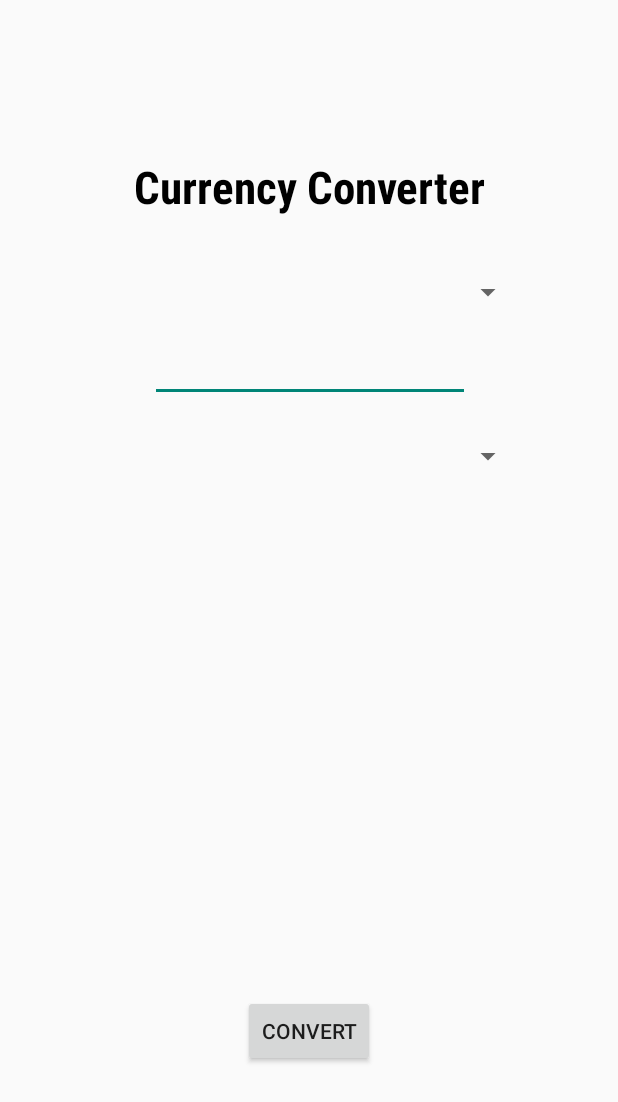
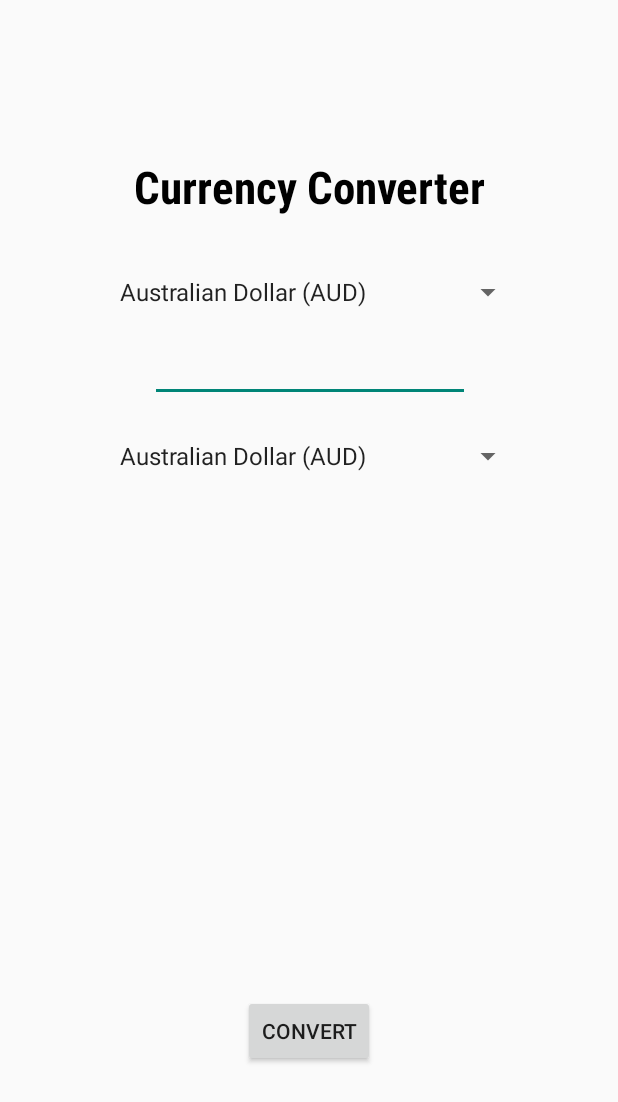
Before and after one commit to LamLieu/CurrencyConverter, an Android app: the screen it shows after launch (MainActivity), on a phone screen of 412 x 824 dp. Shown: the top 1102 px of the screen. Run offline under Robolectric (Android 15) with nearby library versions, the phone set to English and light mode, and no system bars.

Commit message:
Cleaned up some code

```diff
--- a/app/build.gradle
+++ b/app/build.gradle
@@ -33,5 +33,4 @@ dependencies {
     testImplementation 'junit:junit:4.12'
     androidTestImplementation 'com.android.support.test:runner:1.0.2'
     androidTestImplementation 'com.android.support.test.espresso:espresso-core:3.0.2'
-
 }
--- a/app/src/main/java/com/example/currencyconverter/MainActivity.java
+++ b/app/src/main/java/com/example/currencyconverter/MainActivity.java
@@ -43,11 +43,12 @@ public class MainActivity extends AppCompatActivity{
         // Gets currency-array from strings.xml
         Resources res = getResources();
         final String[] currencies = res.getStringArray(R.array.currency_array);
+        final String[] spinner_dropdown = res.getStringArray(R.array.spinner_dropdown);
 
         // Sets spinners
         spinner1 = (Spinner) findViewById(R.id.fromSpinner);
         spinner2 = (Spinner) findViewById(R.id.toSpinner);
-        adapter = new ArrayAdapter<String>(this, android.R.layout.simple_list_item_1);
+        adapter = new ArrayAdapter<String>(this, android.R.layout.simple_list_item_1, spinner_dropdown);
 
         // Sets convert amount
 
@@ -78,9 +79,10 @@ public class MainActivity extends AppCompatActivity{
 
             @Override
             public void onNothingSelected(AdapterView<?> parent) {
-
+                return;
             }
         });
+        /*
         Retrofit retrofit = new Retrofit.Builder()
                 .baseUrl(UrlManager.BASE_URL)
                 .addConverterFactory(GsonConverterFactory.create())
@@ -94,13 +96,13 @@ public class MainActivity extends AppCompatActivity{
             @Override
             public void onResponse(Call<List<Currency>> call, Response<List<Currency>> response) {
                 List<Currency> currencies = response.body();
-
             }
 
             @Override
             public void onFailure(Call<List<Currency>> call, Throwable t) {
-
+                return;
             }
         });
+        */
     }
 }
--- a/app/src/main/res/layout/activity_main.xml
+++ b/app/src/main/res/layout/activity_main.xml
@@ -87,6 +87,7 @@
         android:layout_marginBottom="8dp"
         android:layout_marginEnd="8dp"
         android:layout_marginStart="8dp"
+        android:textSize="24sp"
         app:layout_constraintBottom_toTopOf="@+id/convertButton"
         app:layout_constraintEnd_toEndOf="parent"
         app:layout_constraintStart_toStartOf="parent"
```
